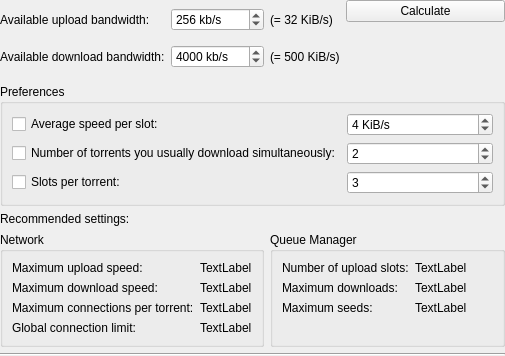
The window that ktorrent/pref/recommendedsettingsdlg.ui (KDE/ktorrent) describes before a commit, drawn with Qt 5.
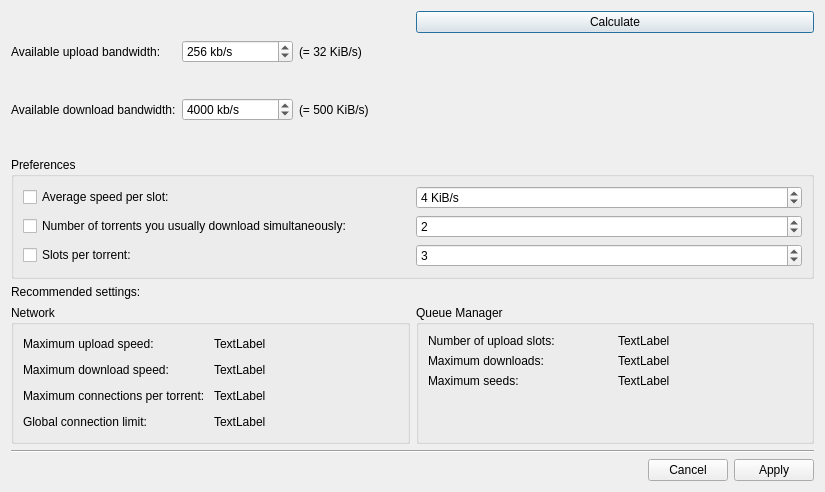
The same window after the commit.

Commit message: Port the network recommendation settings dialog to QDialog

```diff
--- a/ktorrent/pref/recommendedsettingsdlg.ui
+++ b/ktorrent/pref/recommendedsettingsdlg.ui
@@ -1,21 +1,18 @@
 <ui version="4.0" >
  <class>RecommendedSettingsDlg</class>
- <widget class="QWidget" name="RecommendedSettingsDlg" >
-  <property name="geometry" >
+ <widget class="QDialog" name="RecommendedSettingsDlg">
+  <property name="geometry">
    <rect>
     <x>0</x>
     <y>0</y>
-    <width>505</width>
-    <height>356</height>
+    <width>825</width>
+    <height>492</height>
    </rect>
   </property>
   <property name="windowTitle" >
    <string>Recommended Settings</string>
   </property>
-  <layout class="QVBoxLayout" name="verticalLayout_2" >
-   <property name="margin" >
-    <number>0</number>
-   </property>
+  <layout class="QVBoxLayout" name="verticalLayout_2">
    <item>
     <layout class="QHBoxLayout" name="horizontalLayout" >
      <item>
@@ -337,6 +334,13 @@
      </property>
     </widget>
    </item>
+   <item>
+    <widget class="QDialogButtonBox" name="m_buttonBox">
+     <property name="standardButtons">
+      <set>QDialogButtonBox::Apply|QDialogButtonBox::Cancel</set>
+     </property>
+    </widget>
+   </item>
   </layout>
  </widget>
  <resources/>
```
Left out of the diff: 257 changed lines with no effect on the pictures. The commit also changes 2 other files.
